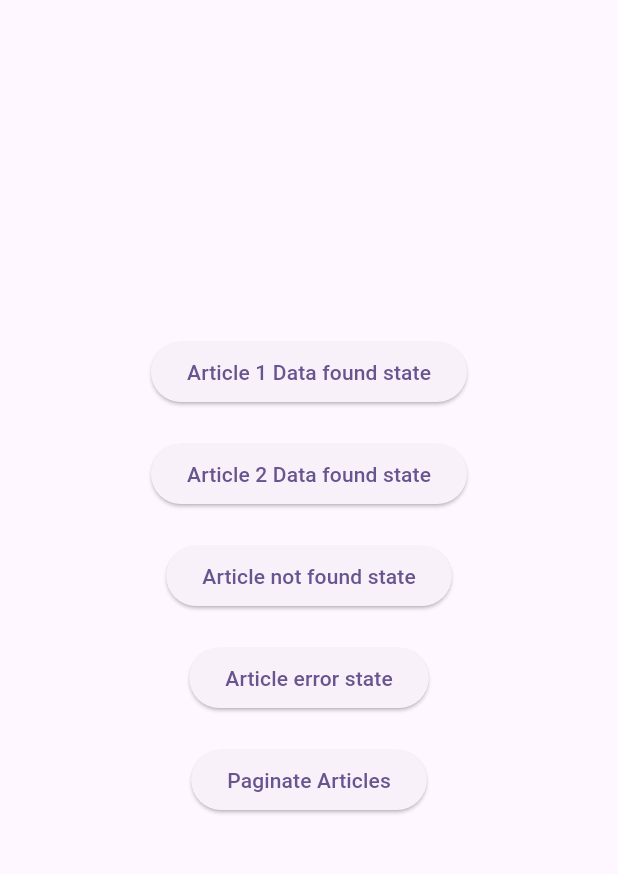
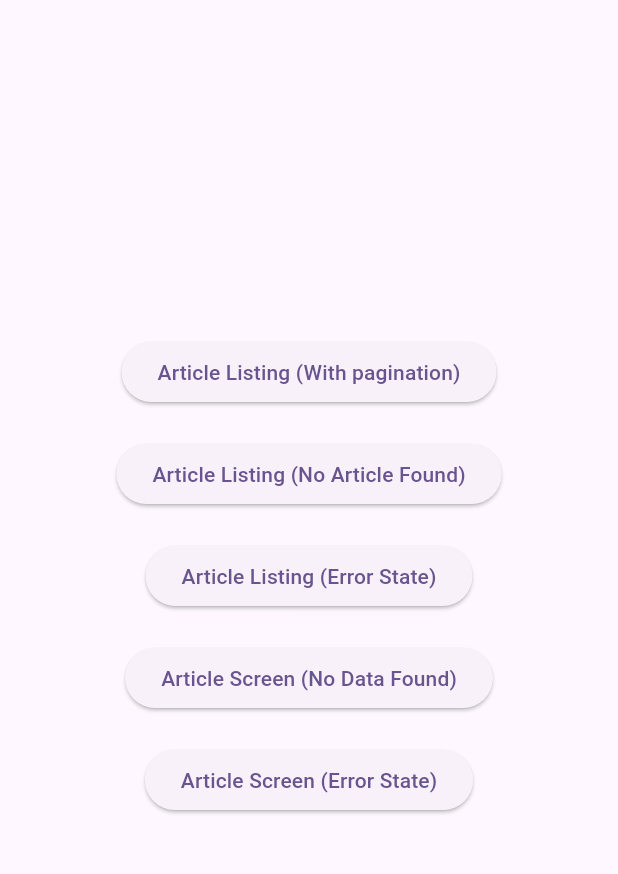
Before and after one commit to smhamzaimam/bloc_statemanagement, a Flutter app: the screen it shows after launch, on a phone screen of 412 x 824 dp, the part 84-958 px from its top. Run offline on Flutter 3.47's test engine with Material 3 defaults, Android fonts, the phone set to English and light mode, and no system bars; our stand-ins replace flutter_bloc.

Commit message:
Pagination Code (Article 2)

```diff
--- /dev/null
+++ b/lib/article_model.dart
@@ -0,0 +1,21 @@
+class Article {
+  final int id;
+  final String title;
+  final String content;
+
+  Article({
+    required this.id,
+    required this.title,
+    required this.content,
+  });
+
+  factory Article.fromJson(Map<String, dynamic> json) {
+    return Article(
+        id: json['id'], title: json['title'], content: json['content']);
+  }
+}
+
+List<Article?> articles = [
+  Article(id: 1, title: 'Article Title 1', content: 'Article Content 1'),
+  Article(id:  2, title: 'Article Title 2', content: 'Article Content 2'),
+];
--- a/lib/cubits/articleCubit.dart
+++ b/lib/cubits/articleCubit.dart
@@ -1,47 +1,16 @@
-import '../bloc_states.dart';
-import '../cubits.dart';
-
-class Article {
-  final String id;
-  final String title;
-  final String content;
-
-  Article({
-    required this.id,
-    required this.title,
-    required this.content,
-  });
-
-  factory Article.fromJson(Map<String, dynamic> json) {
-    return Article(
-        id: json['id'], title: json['title'], content: json['content']);
-  }
-}
-
-List<Article?> articles = [
-  Article(id: 'ID: 1', title: 'Article Title 1', content: 'Article Content 1'),
-  Article(id: 'ID: 2', title: 'Article Title 2', content: 'Article Content 2'),
-
-];
+import 'package:bloc_statemanagement/article_model.dart';
+import 'package:bloc_statemanagement/dbServices.dart';
+import '../generic_states.dart';
+import '../generic_cubits.dart';
 
 class ArticleCubit extends GetDataCubit {
   InitialState initState;
+  final DataBaseServices _db = DataBaseServices();
   ArticleCubit({required this.initState}) : super(initState);
 
   Future<Article?> _getArticle() async {
-    //Here i mimic api call
-    return await Future.delayed(
-        const Duration(
-          milliseconds: 2000,
-        ), () async {
-      //Just to create different state Data not found and error states
-      if ((initState.data as int) == 3) {
-        return null;
-      } else {
-        //Using array of article
-        return articles[initState.data as int];
-      }
-    });
+    //Here you can also add any business logic you want
+    return await _db.getArticle(initState.data as int);
   }
 
   getArticle() {
--- a/lib/cubits/articleListingCubit.dart
+++ /dev/null
@@ -1,19 +0,0 @@
-import 'package:bloc_statemanagement/cubits/articleCubit.dart';
-
-class DataBaseServices{
-
-  Future<List<Article>> getArticles(int page)async{
-    return Future.delayed(const Duration(milliseconds: 2000),(){
-       List<Article> articles = [];
-       if(page<5){
-        int _id  = (page-1)*10;
-        for(int i = 1;i <= 10;i++){
-          final id = _id +i;
-          articles.add(Article(id: id.toString(), title: 'Article Title $id', content: 'Article Content $id',));
-        }
-       }
-       return articles;
-    });
-  }
-
-}
--- a/lib/bloc_states.dart
+++ b/lib/generic_states.dart
@@ -1,5 +1,3 @@
-
-
 /* *****************************  Bloc State Start ***************************** */
 abstract class BlocState {
   BlocState();
--- a/lib/screen/articleHomeScreen.dart
+++ b/lib/screen/articleHomeScreen.dart
@@ -24,19 +24,41 @@ class _ArticleHomeScreenState extends State<ArticleHomeScreen> {
         child: Column(
           mainAxisAlignment: MainAxisAlignment.center,
           children: [
-            ...List.generate(2, (index) {
-              return Padding(
+            Padding(
               padding: const EdgeInsets.symmetric(vertical: 10.0),
               child: ElevatedButton(
                   onPressed: () {
                     Navigator.push(context,
                         MaterialPageRoute(builder: (context) {
-                        return ArticleScreen(articleId: index);
+                      return const ArticleListingScreen();
                     }));
                   },
-                    child: Text('Article ${index + 1} Data found state')),
-              );
-            }),
+                  child: const Text('Article Listing (With pagination)')),
+            ),
+
+
+            Padding(
+              padding: const EdgeInsets.symmetric(vertical: 10.0),
+              child: ElevatedButton(
+                  onPressed: () {
+                    Navigator.push(context,
+                        MaterialPageRoute(builder: (context) {
+                      return const ArticleListingScreen(showEmptyState: true,);
+                    }));
+                  },
+                  child: const Text('Article Listing (No Article Found)')),
+            ),
+            Padding(
+              padding: const EdgeInsets.symmetric(vertical: 10.0),
+              child: ElevatedButton(
+                  onPressed: () {
+                    Navigator.push(context,
+                        MaterialPageRoute(builder: (context) {
+                      return const ArticleListingScreen(showErrorState: true,);
+                    }));
+                  },
+                  child: const Text('Article Listing (Error State)')),
+            ),
             Padding(
               padding: const EdgeInsets.symmetric(vertical: 10.0),
               child: ElevatedButton(
@@ -46,7 +68,7 @@ class _ArticleHomeScreenState extends State<ArticleHomeScreen> {
                       return const ArticleScreen(articleId: 3);
                     }));
                   },
-                  child: const Text('Article not found state')),
+                  child: const Text('Article Screen (No Data Found)')),
             ),
             Padding(
               padding: const EdgeInsets.symmetric(vertical: 10.0),
@@ -57,19 +79,8 @@ class _ArticleHomeScreenState extends State<ArticleHomeScreen> {
                       return const ArticleScreen(articleId: 4);
                     }));
                   },
-                  child: const Text('Article error state')),
+                  child: const Text('Article Screen (Error State)')),
             ),
-            Padding(
-              padding: const EdgeInsets.symmetric(vertical: 10.0),
-              child: ElevatedButton(
-                  onPressed: () {
-                    Navigator.push(context,
-                        MaterialPageRoute(builder: (context) {
-                      return const ArticleListingScreen();
-                    }));
-                  },
-                  child: const Text('Paginate Articles')),
-            )
           ],
         ),
       ),
--- a/lib/screen/article_screen.dart
+++ b/lib/screen/article_screen.dart
@@ -1,7 +1,8 @@
 import 'package:bloc_statemanagement/cubits/articleCubit.dart';
-import 'package:bloc_statemanagement/bloc_states.dart';
+import 'package:bloc_statemanagement/generic_states.dart';
 import 'package:flutter/material.dart';
 import 'package:flutter_bloc/flutter_bloc.dart';
+import '../article_model.dart';
 
 class ArticleScreen extends StatefulWidget {
   final int articleId;
@@ -16,17 +17,22 @@ class _ArticleScreenState extends State<ArticleScreen> {
 
   @override
   void initState() {
-    // TODO: implement initState
     super.initState();
     articleCubit = ArticleCubit(initState: InitialState(widget.articleId));
     articleCubit.getArticle();
   }
 
   @override
+  void dispose() {
+    articleCubit.close();
+    super.dispose();
+  }
+
+  @override
   Widget build(BuildContext context) {
     return Scaffold(
       appBar: AppBar(
-        title: Text('Article ${widget.articleId+1}'),
+        title: Text('Article ${widget.articleId}'),
       ),
       body: BlocProvider(
           create: (context) => articleCubit,
@@ -39,7 +45,7 @@ class _ArticleScreenState extends State<ArticleScreen> {
                   if (state is LoadingState)
                   const  Center(child:  CircularProgressIndicator(color: Colors.deepPurple,)),
                   if (state is DataFoundState<Article?>) ...[
-                     Text(state.data!.id),
+                     Text('Article ID: ${state.data!.id}'),
                      Text(state.data!.title),
                      Text(state.data!.content),
                   ],
```
Also changed, not shown: lib/bloc_events.dart (deleted, +0 -24 lines), lib/dbServices.dart (added, +49 -0 lines), lib/generic_cubits.dart (renamed from lib/cubits.dart, +35 -15 lines), lib/screen/article_listing_screen.dart (+40 -16 lines). Lines whose indentation alone changed are shown as unchanged.
